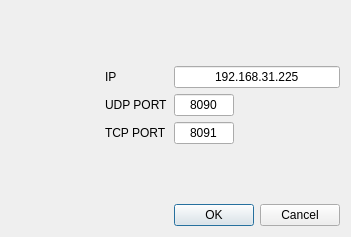
Before: the Qt Designer form connectiondialog.ui in mbober1/RoboVision, drawn with Qt 5.
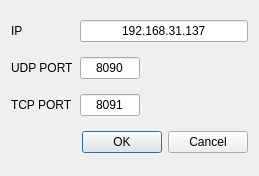
After: the same form once the commit is applied.

What changed in the file:
```diff
--- a/connectiondialog.ui
+++ b/connectiondialog.ui
@@ -6,28 +6,15 @@
    <rect>
     <x>0</x>
     <y>0</y>
-    <width>351</width>
-    <height>237</height>
+    <width>259</width>
+    <height>176</height>
    </rect>
   </property>
   <property name="windowTitle">
    <string>Dialog</string>
   </property>
   <layout class="QGridLayout" name="gridLayout">
-   <item row="0" column="1">
-    <spacer name="verticalSpacer_2">
-     <property name="orientation">
-      <enum>Qt::Vertical</enum>
-     </property>
-     <property name="sizeHint" stdset="0">
-      <size>
-       <width>20</width>
-       <height>40</height>
-      </size>
-     </property>
-    </spacer>
-   </item>
-   <item row="4" column="2">
+   <item row="3" column="1">
     <widget class="QLineEdit" name="lineEditTcpPort">
      <property name="enabled">
       <bool>true</bool>
@@ -70,7 +57,7 @@
      </property>
     </widget>
    </item>
-   <item row="6" column="2">
+   <item row="4" column="1">
     <widget class="QDialogButtonBox" name="buttonBox">
      <property name="orientation">
       <enum>Qt::Horizontal</enum>
@@ -80,14 +67,7 @@
      </property>
     </widget>
    </item>
-   <item row="4" column="1">
-    <widget class="QLabel" name="label_2">
-     <property name="text">
-      <string>TCP PORT</string>
-     </property>
-    </widget>
-   </item>
-   <item row="2" column="2">
+   <item row="1" column="1">
     <widget class="QLineEdit" name="lineEditAdress">
      <property name="sizePolicy">
       <sizepolicy hsizetype="Preferred" vsizetype="Fixed">
@@ -108,7 +88,7 @@
       </size>
      </property>
      <property name="text">
-      <string>192.168.31.225</string>
+      <string>192.168.31.137</string>
      </property>
      <property name="maxLength">
       <number>50</number>
@@ -118,88 +98,72 @@
      </property>
     </widget>
    </item>
-   <item row="3" column="2">
-    <widget class="QLineEdit" name="lineEditUdpPort">
-     <property name="enabled">
-      <bool>true</bool>
-     </property>
-     <property name="sizePolicy">
-      <sizepolicy hsizetype="Fixed" vsizetype="Fixed">
-       <horstretch>0</horstretch>
-       <verstretch>0</verstretch>
-      </sizepolicy>
-     </property>
-     <property name="minimumSize">
-      <size>
-       <width>60</width>
-       <height>0</height>
-      </size>
-     </property>
-     <property name="maximumSize">
-      <size>
-       <width>60</width>
-       <height>16777215</height>
-      </size>
-     </property>
-     <property name="inputMethodHints">
-      <set>Qt::ImhDigitsOnly</set>
-     </property>
-     <property name="text">
-      <string>8090</string>
-     </property>
-     <property name="maxLength">
-      <number>5</number>
-     </property>
-     <property name="frame">
-      <bool>true</bool>
-     </property>
-     <property name="alignment">
-      <set>Qt::AlignCenter</set>
-     </property>
-     <property name="placeholderText">
-      <string extracomment="PORT"/>
-     </property>
-    </widget>
-   </item>
-   <item row="2" column="1">
+   <item row="1" column="0">
     <widget class="QLabel" name="label">
      <property name="text">
       <string>IP</string>
      </property>
     </widget>
    </item>
-   <item row="4" column="0">
-    <spacer name="horizontalSpacer">
-     <property name="orientation">
-      <enum>Qt::Horizontal</enum>
+   <item row="3" column="0">
+    <widget class="QLabel" name="label_2">
+     <property name="text">
+      <string>TCP PORT</string>
      </property>
-     <property name="sizeHint" stdset="0">
-      <size>
-       <width>40</width>
-       <height>20</height>
-      </size>
-     </property>
-    </spacer>
+    </widget>
    </item>
-   <item row="3" column="1">
+   <item row="2" column="0">
     <widget class="QLabel" name="label_3">
      <property name="text">
       <string>UDP PORT</string>
      </property>
     </widget>
    </item>
-   <item row="5" column="1">
-    <spacer name="verticalSpacer">
-     <property name="orientation">
-      <enum>Qt::Vertical</enum>
+   <item row="2" column="1">
+    <widget class="QLineEdit" name="lineEditUdpPort">
+     <property name="enabled">
+      <bool>true</bool>
      </property>
-     <property name="sizeHint" stdset="0">
+     <property name="sizePolicy">
+      <sizepolicy hsizetype="Fixed" vsizetype="Fixed">
+       <horstretch>0</horstretch>
+       <verstretch>0</verstretch>
+      </sizepolicy>
+     </property>
+     <property name="minimumSize">
       <size>
-       <width>20</width>
-       <height>40</height>
+       <width>60</width>
+       <height>0</height>
       </size>
      </property>
-    </spacer>
+     <property name="maximumSize">
+      <size>
+       <width>60</width>
+       <height>16777215</height>
+      </size>
+     </property>
+     <property name="focusPolicy">
+      <enum>Qt::NoFocus</enum>
+     </property>
+     <property name="inputMethodHints">
+      <set>Qt::ImhDigitsOnly</set>
+     </property>
+     <property name="text">
+      <string>8090</string>
+     </property>
+     <property name="maxLength">
+      <number>5</number>
+     </property>
+     <property name="frame">
+      <bool>true</bool>
+     </property>
+     <property name="alignment">
+      <set>Qt::AlignCenter</set>
+     </property>
+     <property name="placeholderText">
+      <string extracomment="PORT"/>
+     </property>
+    </widget>
    </item>
   </layout>
  </widget>
```
Left out of the diff: 3 changed lines with no effect on the pictures.
